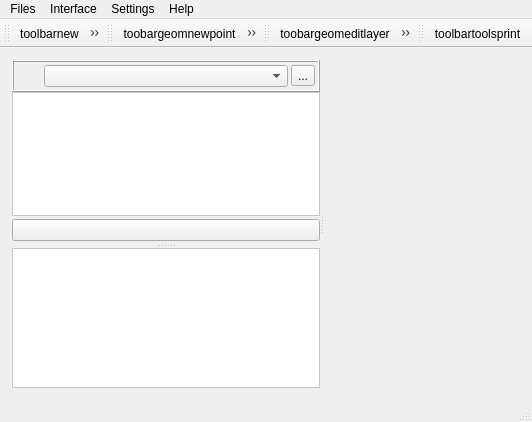
Qt form Lamia/iface/qgiswidget/ifaceqgswidget.ui (Artelia/Lamia) before a commit.
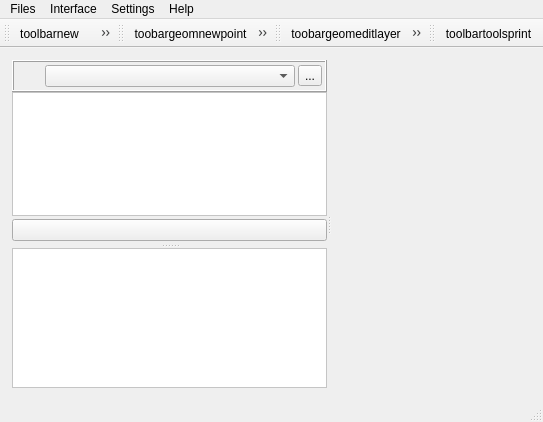
The same form after that commit. Icons and pictures are not drawn.

```diff
--- a/Lamia/iface/qgiswidget/ifaceqgswidget.ui
+++ b/Lamia/iface/qgiswidget/ifaceqgswidget.ui
@@ -6,7 +6,7 @@
    <rect>
     <x>0</x>
     <y>0</y>
-    <width>486</width>
+    <width>543</width>
     <height>422</height>
    </rect>
   </property>
@@ -600,7 +600,7 @@
     <rect>
      <x>0</x>
      <y>0</y>
-     <width>486</width>
+     <width>543</width>
      <height>26</height>
     </rect>
    </property>
```
Left out of the diff: 2 changed lines with no effect on the pictures.
